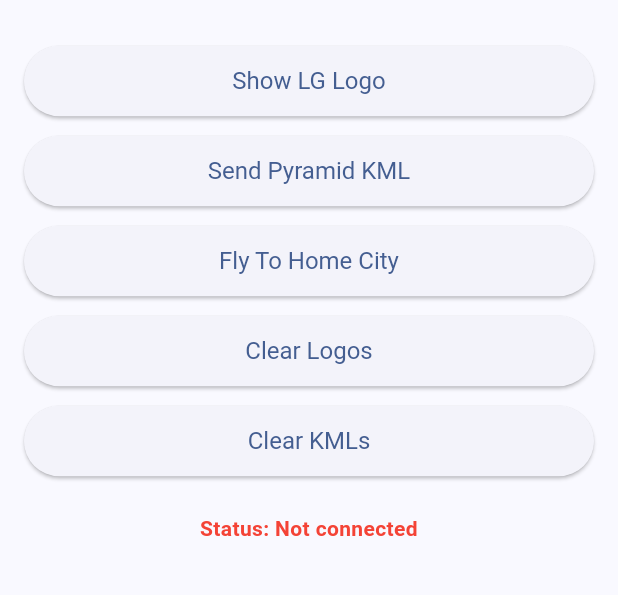
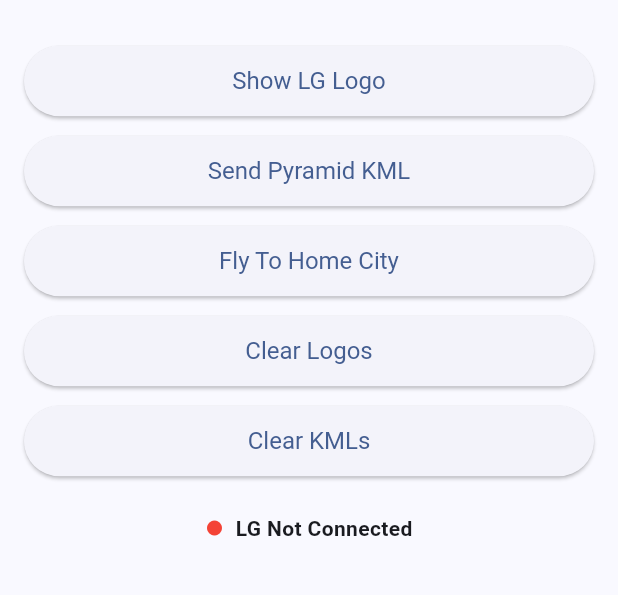
Before and after one commit to KabirKhanuja/lg-flutter-task2-gsoc2026, a Flutter app: the screen it shows after launch, on a phone screen of 412 x 824 dp, the part 63-658 px from its top. Run offline on Flutter 3.47's test engine with Material 3 defaults, Android fonts, the phone set to English and light mode, and no system bars; our stand-ins replace shared_preferences; missing offline and left inert: dartssh2.

Commit message:
disabled buttons when not connected

```diff
--- a/lib/screens/home_screen.dart
+++ b/lib/screens/home_screen.dart
@@ -64,6 +64,7 @@
 
             ActionButton(
               label: 'Send Pyramid KML',
+              enabled: _connected,
               onPressed: () => _runAction(() async {
                 const pyramidKml = '''
 <kml xmlns="http://www.opengis.net/kml/2.2">
@@ -114,13 +115,20 @@
 
             const SizedBox(height: 24),
 
-            Text(
-              _connected ? 'Status: Connected' : 'Status: Not connected',
-              textAlign: TextAlign.center,
-              style: TextStyle(
-                color: _connected ? Colors.green : Colors.red,
-                fontWeight: FontWeight.bold,
-              ),
+            Row(
+              mainAxisAlignment: MainAxisAlignment.center,
+              children: [
+                Icon(
+                  Icons.circle,
+                  color: _connected ? Colors.green : Colors.red,
+                  size: 12,
+                ),
+                const SizedBox(width: 8),
+                Text(
+                  _connected ? 'LG Connected' : 'LG Not Connected',
+                  style: const TextStyle(fontWeight: FontWeight.bold),
+                ),
+              ],
             ),
           ],
         ),
--- a/lib/widgets/action_button.dart
+++ b/lib/widgets/action_button.dart
@@ -4,7 +4,15 @@
   final String label;
   final VoidCallback onPressed;
 
-  const ActionButton({super.key, required this.label, required this.onPressed});
+  final bool enabled;
+
+  const ActionButton({
+    super.key,
+    required this.label,
+    required this.onPressed,
+    this.enabled = true,
+    // required bool enabled,
+  });
 
   @override
   Widget build(BuildContext context) {
```
